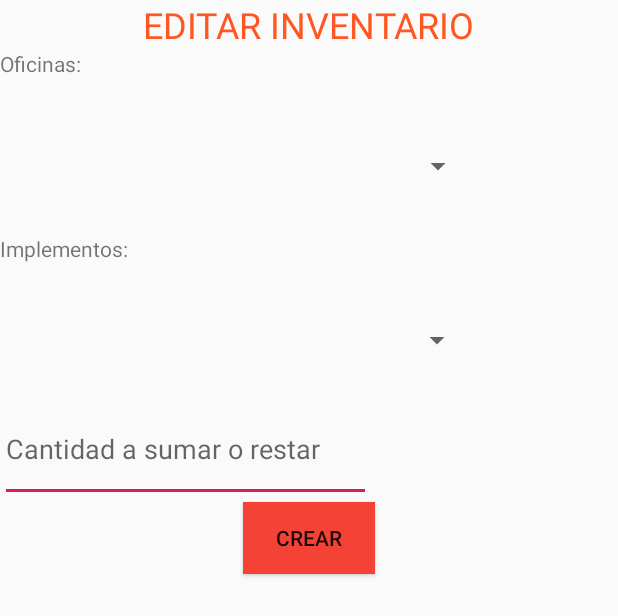
After one commit to team-sUNset/se1_project_B, an Android app: the layout fragment_edit_inventary.xml on its own in the app's theme, with its tools: preview values and no code run, on a phone screen of 412 x 824 dp. The commit adds this screen. Shown: the top 616 px of the screen. Run offline under Robolectric (Android 15) with nearby library versions, the phone set to English and light mode, and no system bars.

Commit message:
Editar Inventario + crear implemento

```diff
--- /dev/null
+++ b/code/MyApplication/app/src/main/res/layout/fragment_edit_inventary.xml
@@ -0,0 +1,109 @@
+<?xml version="1.0" encoding="utf-8"?>
+
+<LinearLayout
+    xmlns:android="http://schemas.android.com/apk/res/android"
+    xmlns:app="http://schemas.android.com/apk/res-auto"
+    xmlns:tools="http://schemas.android.com/tools"
+    android:layout_width="match_parent"
+    android:layout_height="match_parent"
+    android:id="@+id/linearLayout"
+    android:orientation="vertical"
+
+    tools:context=".presentation.TEST">
+
+    <TextView
+        android:id="@+id/textView8"
+        android:layout_width="wrap_content"
+        android:layout_height="wrap_content"
+        android:layout_gravity="center"
+        android:text="EDITAR INVENTARIO"
+        android:textAppearance="@style/TextAppearance.AppCompat.Large"
+        android:textColor="#FF5722"
+        android:textSize="24sp"
+        app:layout_constraintBottom_toBottomOf="parent"
+        app:layout_constraintEnd_toEndOf="parent"
+        app:layout_constraintHorizontal_bias="0.498"
+        app:layout_constraintStart_toStartOf="parent"
+        app:layout_constraintTop_toTopOf="parent"
+        app:layout_constraintVertical_bias="0.082" />
+
+    <TextView
+        android:id="@+id/textViewSpinner"
+        android:layout_width="115dp"
+        android:layout_height="33dp"
+        android:text="Oficinas:"
+        app:layout_constraintBottom_toBottomOf="parent"
+        app:layout_constraintEnd_toEndOf="parent"
+        app:layout_constraintHorizontal_bias="0.111"
+        app:layout_constraintStart_toStartOf="parent"
+        app:layout_constraintTop_toTopOf="parent"
+        app:layout_constraintVertical_bias="0.153" />
+
+    <Spinner
+        android:id="@+id/spinner_offices"
+        android:layout_width="316dp"
+        android:layout_height="90dp"
+        android:text="opciones"
+        android:textSize="25dp"
+        android:visibility="visible"
+        app:layout_constraintBottom_toBottomOf="parent"
+        app:layout_constraintEnd_toEndOf="parent"
+        app:layout_constraintHorizontal_bias="0.494"
+        app:layout_constraintStart_toStartOf="parent"
+        app:layout_constraintTop_toTopOf="parent"
+        app:layout_constraintVertical_bias="0.43" />
+
+    <TextView
+        android:id="@+id/textViewSpinner2"
+        android:layout_width="115dp"
+        android:layout_height="33dp"
+        android:text="Implementos:"
+        app:layout_constraintBottom_toBottomOf="parent"
+        app:layout_constraintEnd_toEndOf="parent"
+        app:layout_constraintHorizontal_bias="0.111"
+        app:layout_constraintStart_toStartOf="parent"
+        app:layout_constraintTop_toTopOf="parent"
+        app:layout_constraintVertical_bias="0.348" />
+
+    <Spinner
+        android:id="@+id/spinner_implements"
+        android:layout_width="315dp"
+        android:layout_height="75dp"
+        android:text="opciones"
+        android:textSize="25dp"
+        android:visibility="visible"
+        app:layout_constraintBottom_toBottomOf="parent"
+        app:layout_constraintEnd_toEndOf="parent"
+        app:layout_constraintStart_toStartOf="parent"
+        app:layout_constraintTop_toTopOf="parent"
+        app:layout_constraintVertical_bias="0.237" />
+
+    <EditText
+        android:id="@+id/quantity"
+        android:layout_width="247dp"
+        android:layout_height="70dp"
+        android:ems="10"
+        android:hint="Cantidad a sumar o restar"
+        android:inputType="number"
+        app:layout_constraintBottom_toBottomOf="parent"
+        app:layout_constraintEnd_toEndOf="parent"
+        app:layout_constraintHorizontal_bias="0.166"
+        app:layout_constraintStart_toStartOf="parent"
+        app:layout_constraintTop_toTopOf="parent"
+        app:layout_constraintVertical_bias="0.553" />
+
+    <Button
+        android:id="@+id/reservar"
+        android:layout_width="wrap_content"
+        android:layout_height="wrap_content"
+        android:layout_gravity="center"
+        android:background="#F44336"
+        android:text="CREAR"
+        app:layout_constraintBottom_toBottomOf="parent"
+        app:layout_constraintEnd_toEndOf="parent"
+        app:layout_constraintHorizontal_bias="0.517"
+        app:layout_constraintStart_toStartOf="parent"
+        app:layout_constraintTop_toTopOf="parent"
+        app:layout_constraintVertical_bias="1.0" />
+
+</LinearLayout>
```
Also changed, not shown: code/MyApplication/app/src/main/AndroidManifest.xml (+4 -4 lines), code/MyApplication/app/src/main/java/co/edu/unal/se1_app/presentation/TEST.java (+45 -44 lines), code/MyApplication/app/src/main/java/co/edu/unal/se1_app/presentation/ui/creAdmin/createImplementFragment.java (added, +62 -0 lines), code/MyApplication/app/src/main/res/layout/fragment_create_implemento.xml (added, +98 -0 lines), code/MyApplication/app/src/main/res/layout/test.xml (added, +41 -0 lines).
